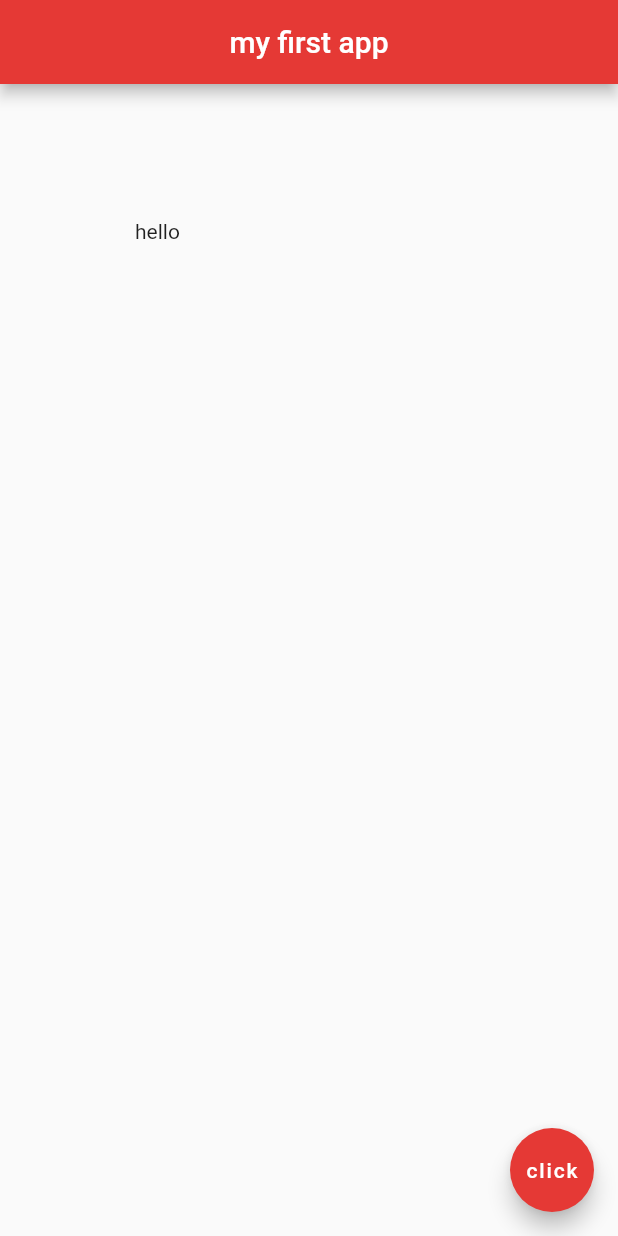
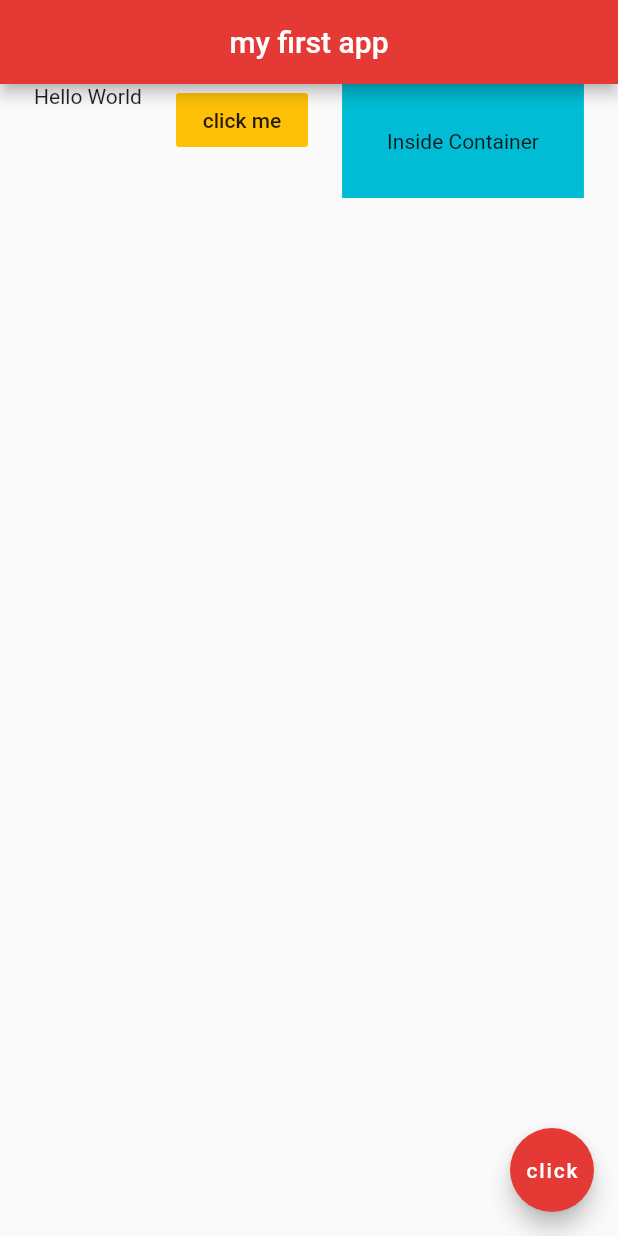
Before and after one commit to beaudario/flutter_tuts, a Flutter app: the screen it shows after launch, on a phone screen of 412 x 824 dp. Run offline on Flutter 3.47's test engine with Material 2 defaults, Android fonts, the phone set to English and light mode, and no system bars.

Commit message:
lesson 11 done

```diff
--- a/#4/myapp/lib/main.dart
+++ b/#4/myapp/lib/main.dart
@@ -13,9 +13,22 @@ class Home extends StatelessWidget {
         centerTitle: true,
         backgroundColor: Colors.red[600],
       ),
-      body: Padding(
-        padding: EdgeInsets.all(90.0),
-        child: Text('hello'),
+      body: Row(
+        mainAxisAlignment: MainAxisAlignment.spaceEvenly,
+        crossAxisAlignment: CrossAxisAlignment.start,
+        children: <Widget>[
+          Text('Hello World'),
+          FlatButton(
+            onPressed: () {},
+            color: Colors.amber,
+            child: Text('click me'),
+          ),
+          Container(
+            color: Colors.cyan,
+            padding: EdgeInsets.all(30.0),
+            child: Text('Inside Container'),
+          ),
+        ],
       ),
       floatingActionButton: FloatingActionButton(
         onPressed: () {},
```
